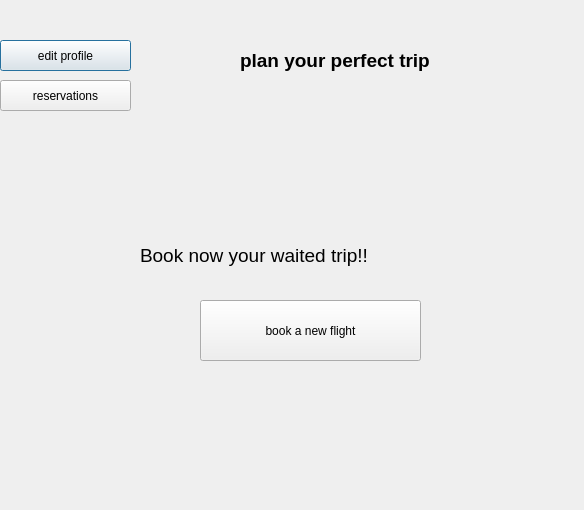
This is userhomepage.ui in Abdelrahman-Shorim/FlightApp as Qt 5 draws it before an edit. The edited form follows.
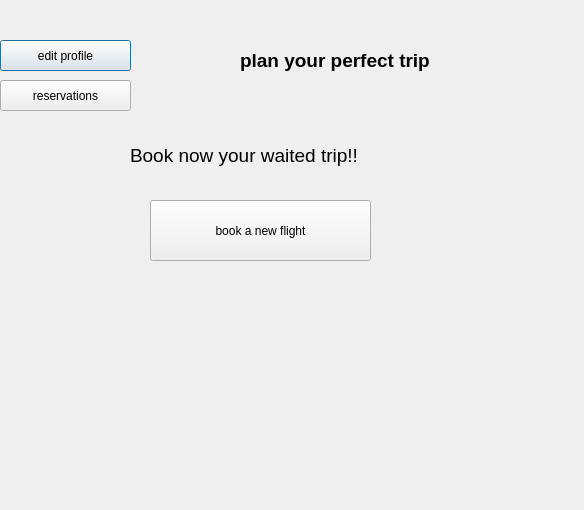
This is the edited form.

What changed in the file:
```diff
--- a/userhomepage.ui
+++ b/userhomepage.ui
@@ -42,8 +42,8 @@
   <widget class="QPushButton" name="bookaflight">
    <property name="geometry">
     <rect>
-     <x>200</x>
-     <y>300</y>
+     <x>150</x>
+     <y>200</y>
      <width>221</width>
      <height>61</height>
     </rect>
@@ -55,9 +55,9 @@
   <widget class="QLabel" name="label">
    <property name="geometry">
     <rect>
-     <x>140</x>
-     <y>210</y>
-     <width>431</width>
+     <x>130</x>
+     <y>110</y>
+     <width>321</width>
      <height>91</height>
     </rect>
    </property>
```
